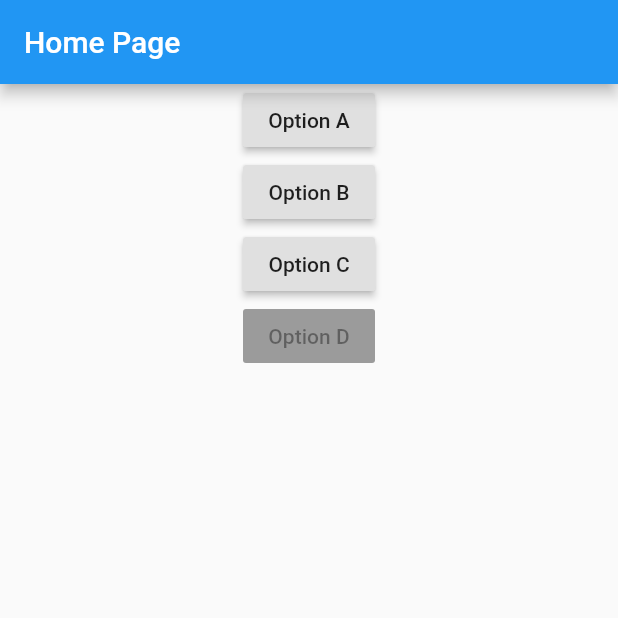
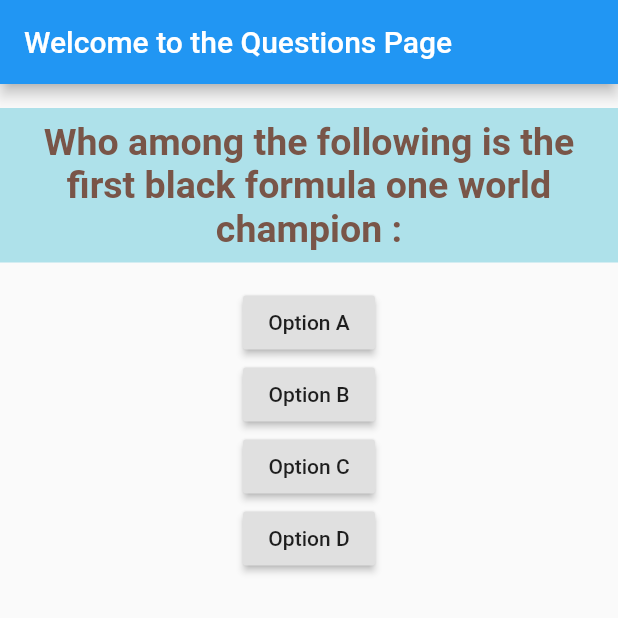
Before and after one commit to AQUIB-ZAMAN/Quiz_App, a Flutter app: the screen it shows after launch, after a tap on "Option A", on a phone screen of 412 x 824 dp, the top half of it. Run offline on Flutter 3.47's test engine with Material 2 defaults, Android fonts, the phone set to English and light mode, and no system bars; Roboto replaces fonts that are missing (Helvetica).

Commit message:
Integrated the custom question widget

```diff
--- a/lib/main.dart
+++ b/lib/main.dart
@@ -22,7 +22,10 @@ class MyAppState extends State<MyApp> {
 
   void answerQuestion() {
     setState(() {
-      index = index + 1;
+      if (index < questions.length - 1)
+        index = index + 1;
+      else
+        index = 0;
     });
   }
 
@@ -35,11 +38,13 @@ class MyAppState extends State<MyApp> {
       ),
       home: Scaffold(
         appBar: AppBar(
-          title: Text("Home Page"),
+          title: Text("Welcome to the Questions Page"),
         ),
         body: Column(
           children: [
-            Question(text: questions[index]),
+            Question(
+              text: questions[index],
+            ),
             RaisedButton(
               onPressed: answerQuestion,
               child: Text("Option A"),
@@ -53,7 +58,7 @@ class MyAppState extends State<MyApp> {
               child: Text("Option C"),
             ),
             RaisedButton(
-              onPressed: null,
+              onPressed: answerQuestion,
               child: Text("Option D"),
             ),
           ],
--- a/lib/question.dart
+++ b/lib/question.dart
@@ -7,6 +7,21 @@ class Question extends StatelessWidget {
 
   @override
   Widget build(BuildContext context) {
-    return Container();
+    return Container(
+      width: double.infinity,
+      margin: EdgeInsets.only(bottom: 16, top: 16),
+      padding: EdgeInsets.all(8),
+      color: Color.fromARGB(255, 174, 225, 234),
+      child: Text(
+        text,
+        style: TextStyle(
+          color: Colors.brown[500],
+          fontSize: 25.0,
+          fontFamily: "Helvetica",
+          fontWeight: FontWeight.bold,
+        ),
+        textAlign: TextAlign.center,
+      ),
+    );
   }
 }
```
Also changed, not shown: 1 other file.
